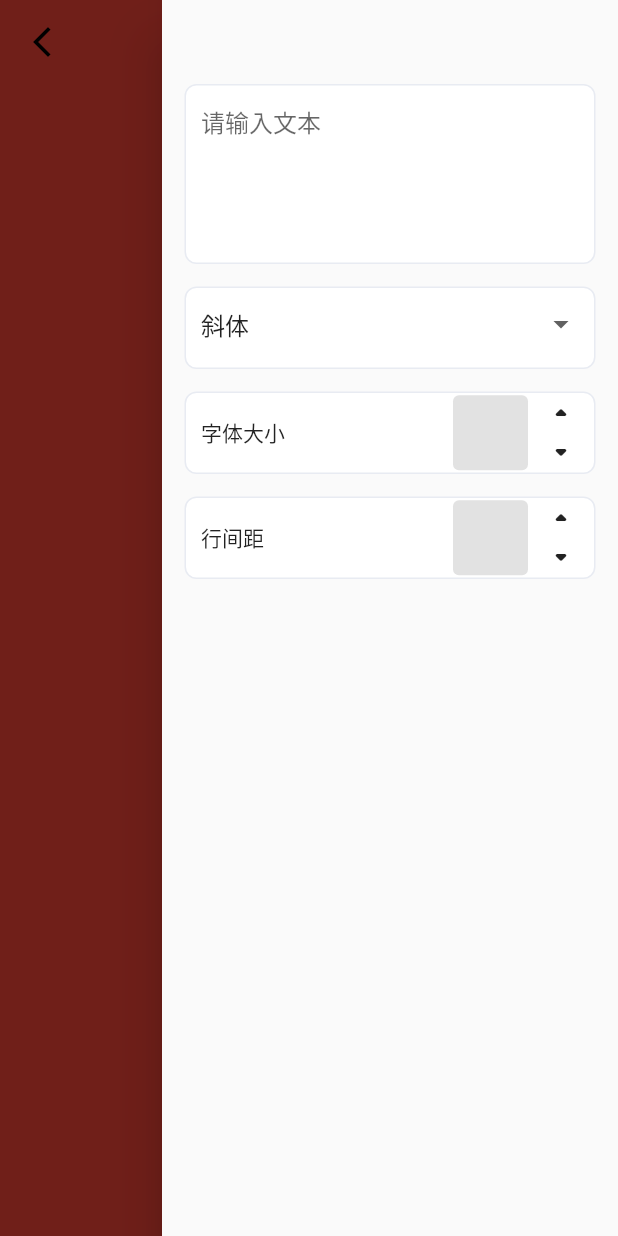
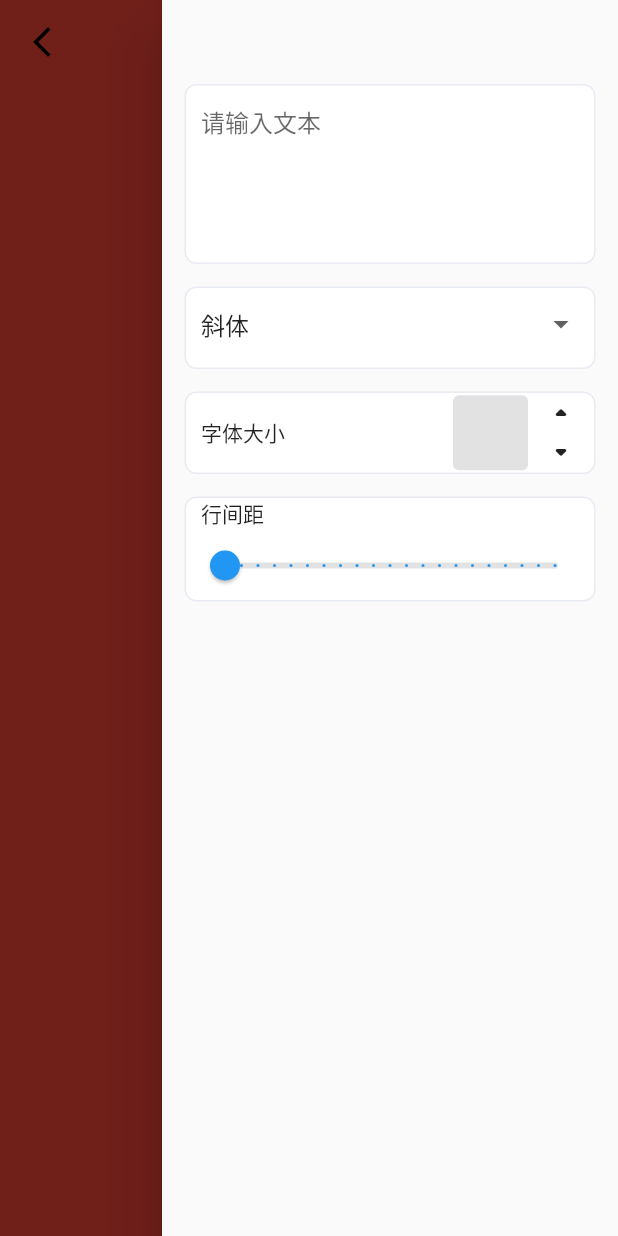
Before and after one commit to xingtianwuganqi/flutter_wallpaper, a Flutter app: the EditPage screen opened directly, with the side drawer open, on a phone screen of 412 x 824 dp. Run offline on Flutter 3.47's test engine with Material 2 defaults, Android fonts, the phone set to English and light mode, and no system bars.

Commit message:
Update EditPage.dart

```diff
--- a/flutter_wallpaper/lib/B_HomePage/EditPage.dart
+++ b/flutter_wallpaper/lib/B_HomePage/EditPage.dart
@@ -24,6 +24,8 @@ class EditPageState extends State<EditPage> {
 
   // 字体样式
   List<String> textTypeList = ["斜体","粗体","黑体","宋体"];
+  // 行间距值
+  double _sliderValue = 10;
 
   @override
   void initState() {
@@ -219,58 +221,44 @@ class EditPageState extends State<EditPage> {
 
   // 行间距大小选择
   Widget textLineSizeWidget() {
-    var dropDown = Container(
+    var sliderWidget = Container(
       margin: const EdgeInsets.only(top: 15,left: 15,right: 15),
-      padding: const EdgeInsets.only(left: 10),
-      height: 70,
+      // padding: const EdgeInsets.only(left: 10),
+      height: 85,
       decoration: BoxDecoration(
           borderRadius: const BorderRadius.all(Radius.circular(8)),
           border: Border.all(color: "#E8EBF2".hexColor),
           color: Colors.white
       ),
-      child: Row(
+      child: Column(
+        crossAxisAlignment: CrossAxisAlignment.start,
         children: [
-          const Text("行间距"),
-          Expanded(child: Container(),),
-          Container(
-            padding: const EdgeInsets.only(left: 5,right: 5),
-            decoration: BoxDecoration(
-              color: Colors.grey.withOpacity(0.3),
-              borderRadius: const BorderRadius.all(Radius.circular(4)),
-            ),
-            height: 50,
-            width: 50,
-            child: const TextField(
+          Padding(padding: EdgeInsets.only(left: 10),
+            child: Text("行间距"),
+          ),
+          Slider(
+            min:  10,
+            max:  30,
+            divisions: 20,
+            label: _sliderValue.toString(),
+            activeColor: Colors.blue,
+            inactiveColor: Colors.grey.withOpacity(0.3),
+            value: _sliderValue,
+            onChanged: (value) {
+              _sliderValue = value;
+              setState(() {
 
-              decoration: InputDecoration(
-                  border: InputBorder.none
-              ),
-            ),
-          ),
-          SizedBox(
-              child: Column(
-                children: [
-                  GestureDetector(child: Container(
-                    width: 44,
-                    height: 26,
-                    child:  const Icon(Icons.arrow_drop_up_rounded),
-                  )),
-                  GestureDetector(child: Container(
-                    width: 44,
-                    height: 26,
-                    child:  const Icon(Icons.arrow_drop_down_rounded),
-                  )),
-                ],
-              )
+              });
+            }
           )
         ],
       ),
     );
     var listView = SliverFixedExtentList(
-      itemExtent: 70, //列表项高度固定
+      itemExtent: 85, //列表项高度固定
       delegate: SliverChildBuilderDelegate(
             (_, index) {
-          return dropDown;
+          return sliderWidget;
         },
         childCount: 1,
       ),
```
